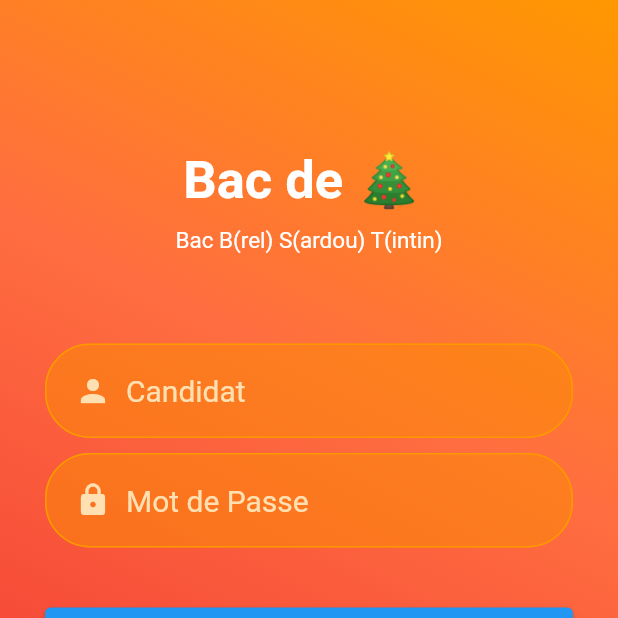
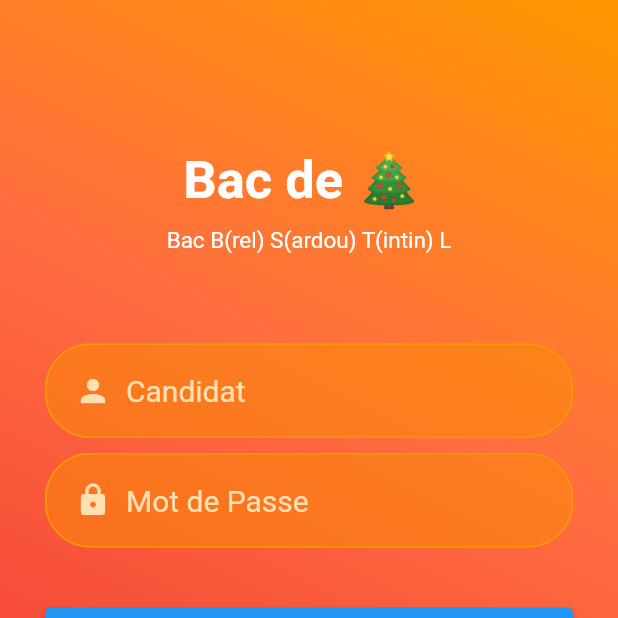
Before and after one commit to PML54/PONTABAC, a Flutter app: the screen it shows after launch, after a tap on "Espace Candidat", on a phone screen of 412 x 824 dp, the top half of it. Run offline on Flutter 3.47's test engine with Material 2 defaults, Android fonts, the phone set to English and light mode, and no system bars; our stand-ins replace google_fonts, video_player; missing offline and left inert: dart_ipify; network calls fail.

Commit message:
Add files via upload

```diff
--- a/lib/configquizz.dart
+++ b/lib/configquizz.dart
@@ -7,5 +7,6 @@ const int ASTERIX=2;
 const int SARDOU=3;
 const int SARDOUT=4;
 const int BREL=5;
+const int LAFONTAINE=6;
 const int CERTIFIED_PML  =65;
 const int ADMIN_PML=128;
--- a/lib/main.dart
+++ b/lib/main.dart
@@ -41,7 +41,7 @@ class _MenoPaulState extends State<MenoPaul> {
     return Scaffold(
       appBar: AppBar(
         title: Text(
-          'Bac 2.11 Candidat ' + QuizzCommons.myPseudo,
+          'Bac 2.12 Candidat ' + QuizzCommons.myPseudo,
           style: GoogleFonts.averageSans(fontSize: 15.0),
         ),
       ),
@@ -247,6 +247,26 @@ class _MenoPaulState extends State<MenoPaul> {
                       ),
                     ),
                   ),
+                  Visibility(
+                    visible: QuizzCommons.myProfile & 1 == 1,
+                    child: Padding(
+                      padding: const EdgeInsets.all(2.0),
+                      child: ElevatedButton(
+                        child: Text(
+                          'Bac L(afontaine)',
+                          style: GoogleFonts.averageSans(fontSize: 22.0),
+                        ),
+                        onPressed: () {
+                          QuizzCommons.thatBac = LAFONTAINE;
+                          Navigator.push(
+                            context,
+                            MaterialPageRoute(
+                                builder: (context) => const Platine()),
+                          );
+                        },
+                      ),
+                    ),
+                  ),
                   Center(
                     child: Visibility(
                       visible: QuizzCommons.myProfile != CERTIFIED_PML &&
--- a/lib/userconnect.dart
+++ b/lib/userconnect.dart
@@ -71,9 +71,11 @@ class _LoginPage extends State<LoginPage> {
           Container(
             margin: const EdgeInsets.only(top: 10),
             child: const Text(
-              "Bac B(rel) S(ardou) T(intin)",
+              "Bac B(rel) S(ardou) T(intin) L",
               style: TextStyle(color: Colors.white, fontSize: 15),
             ), //subtitle text
+
+
           ),
           Container(
             //show error message here
```
Also changed, not shown: lib/platine.dart (+12 -3 lines), 3 other files.
